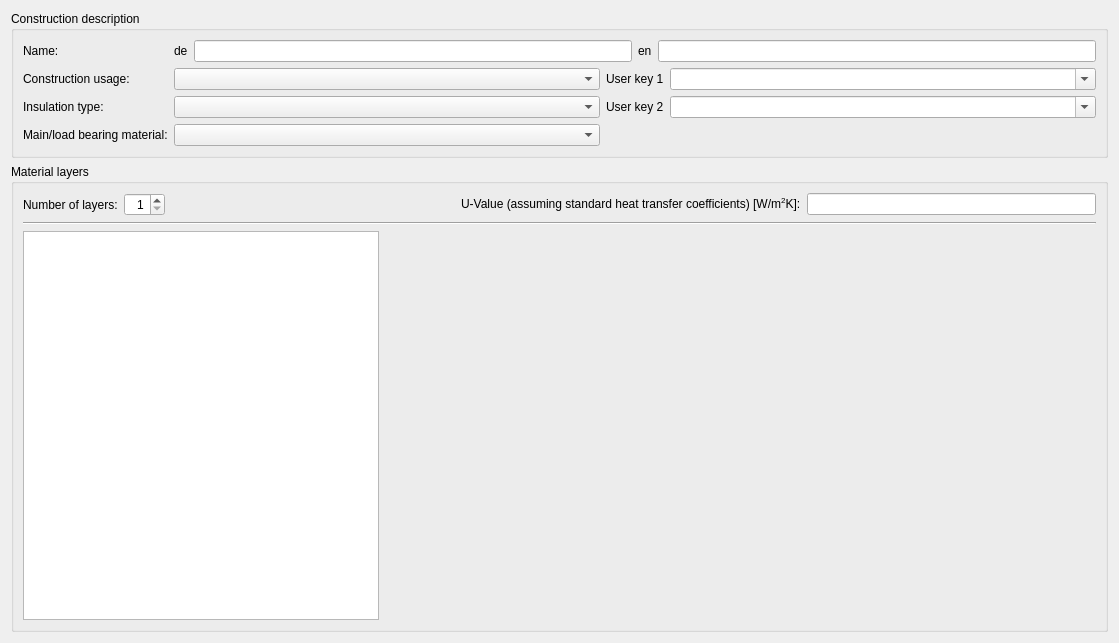
ghorwin/SIM-VICUS, file SIM-VICUS/src/SVDBConstructionEditWidget.ui: the form before one commit.
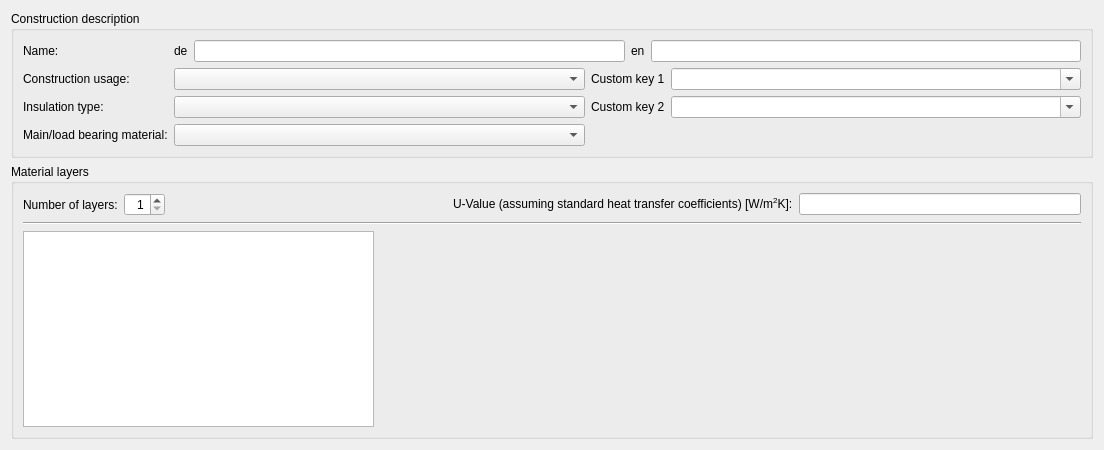
The form after the commit. Custom widgets are drawn as their Qt base class.

Commit message: Categorization added to construction edit widget.

```diff
--- a/SIM-VICUS/src/SVDBConstructionEditWidget.ui
+++ b/SIM-VICUS/src/SVDBConstructionEditWidget.ui
@@ -6,8 +6,8 @@
    <rect>
     <x>0</x>
     <y>0</y>
-    <width>1119</width>
-    <height>643</height>
+    <width>1104</width>
+    <height>450</height>
    </rect>
   </property>
   <property name="sizePolicy">
@@ -16,6 +16,12 @@
     <verstretch>0</verstretch>
    </sizepolicy>
   </property>
+  <property name="minimumSize">
+   <size>
+    <width>0</width>
+    <height>450</height>
+   </size>
+  </property>
   <property name="windowTitle">
    <string>Construction editor</string>
   </property>
@@ -46,7 +52,7 @@
       <item row="1" column="2">
        <widget class="QLabel" name="label_7">
         <property name="text">
-         <string>User key 1</string>
+         <string>Custom key 1</string>
         </property>
        </widget>
       </item>
@@ -70,7 +76,7 @@
       <item row="2" column="2">
        <widget class="QLabel" name="label_8">
         <property name="text">
-         <string>User key 2</string>
+         <string>Custom key 2</string>
         </property>
        </widget>
       </item>
```
Left out of the diff: 2 changed lines with no effect on the pictures. The commit also changes 5 other files.
